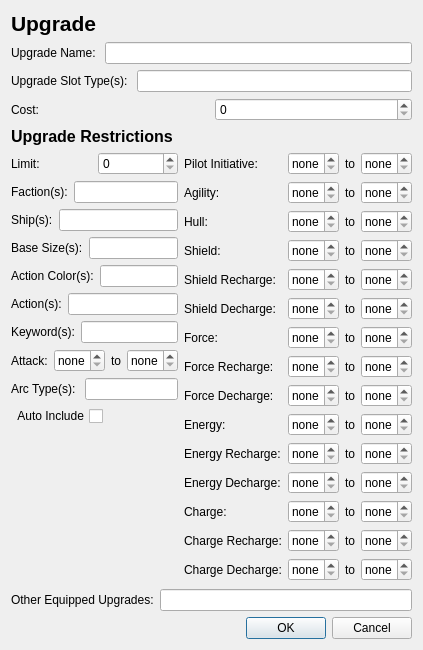
flipperlord/x-wing-squad-builder, file qt_designer/upgrade_form.ui: the form before one commit.
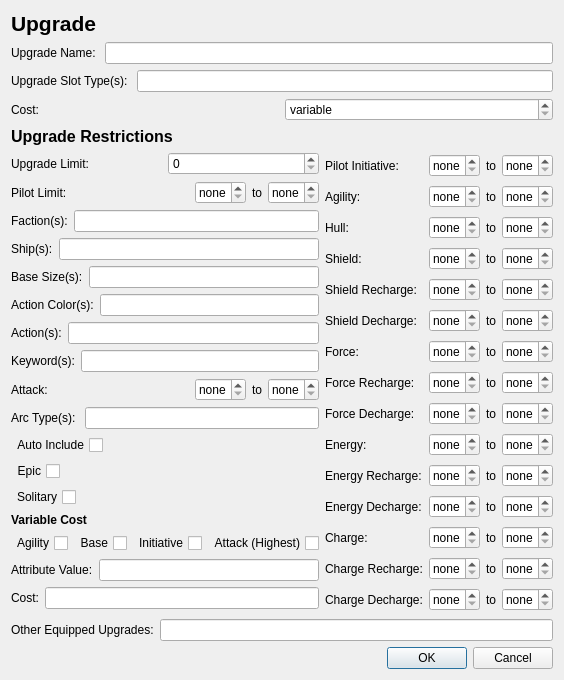
The form after the commit. Icons and pictures are not drawn.

Commit message: equip squad updates and upgrade form updates

Diff of the .ui file:
```diff
--- a/qt_designer/upgrade_form.ui
+++ b/qt_designer/upgrade_form.ui
@@ -6,8 +6,8 @@
    <rect>
     <x>0</x>
     <y>0</y>
-    <width>417</width>
-    <height>650</height>
+    <width>560</width>
+    <height>680</height>
    </rect>
   </property>
   <property name="windowTitle">
@@ -86,9 +86,18 @@
        </item>
        <item>
         <widget class="QSpinBox" name="upgrade_cost_spinbox">
+         <property name="specialValueText">
+          <string>variable</string>
+         </property>
+         <property name="minimum">
+          <number>-1</number>
+         </property>
          <property name="maximum">
           <number>9999</number>
          </property>
+         <property name="value">
+          <number>-1</number>
+         </property>
         </widget>
        </item>
       </layout>
@@ -115,7 +124,7 @@
            <item>
             <widget class="QLabel" name="label_26">
              <property name="text">
-              <string>Limit:</string>
+              <string>Upgrade Limit:</string>
              </property>
             </widget>
            </item>
@@ -124,6 +133,63 @@
            </item>
           </layout>
          </item>
+         <item>
+          <layout class="QHBoxLayout" name="horizontalLayout_36">
+           <item>
+            <widget class="QLabel" name="label_50">
+             <property name="text">
+              <string>Pilot Limit:</string>
+             </property>
+            </widget>
+           </item>
+           <item>
+            <spacer name="horizontalSpacer_7">
+             <property name="orientation">
+              <enum>Qt::Horizontal</enum>
+             </property>
+             <property name="sizeHint" stdset="0">
+              <size>
+               <width>40</width>
+               <height>20</height>
+              </size>
+             </property>
+            </spacer>
+           </item>
+           <item>
+            <widget class="QSpinBox" name="pilot_limit_low_spinbox">
+             <property name="specialValueText">
+              <string>none</string>
+             </property>
+             <property name="minimum">
+              <number>-1</number>
+             </property>
+             <property name="value">
+              <number>-1</number>
+             </property>
+            </widget>
+           </item>
+           <item>
+            <widget class="QLabel" name="label_51">
+             <property name="text">
+              <string>to</string>
+             </property>
+            </widget>
+           </item>
+           <item>
+            <widget class="QSpinBox" name="pilot_limit_high_spinbox">
+             <property name="specialValueText">
+              <string>none</string>
+             </property>
+             <property name="minimum">
+              <number>-1</number>
+             </property>
+             <property name="value">
+              <number>-1</number>
+             </property>
+            </widget>
+           </item>
+          </layout>
+         </item>
          <item>
           <layout class="QHBoxLayout" name="horizontalLayout_4">
            <item>
@@ -358,6 +424,172 @@
            </item>
           </layout>
          </item>
+         <item>
+          <layout class="QHBoxLayout" name="horizontalLayout_31">
+           <item>
+            <widget class="QCheckBox" name="epic_checkbox">
+             <property name="layoutDirection">
+              <enum>Qt::RightToLeft</enum>
+             </property>
+             <property name="text">
+              <string>Epic</string>
+             </property>
+            </widget>
+           </item>
+           <item>
+            <spacer name="horizontalSpacer_4">
+             <property name="orientation">
+              <enum>Qt::Horizontal</enum>
+             </property>
+             <property name="sizeHint" stdset="0">
+              <size>
+               <width>40</width>
+               <height>20</height>
+              </size>
+             </property>
+            </spacer>
+           </item>
+          </layout>
+         </item>
+         <item>
+          <layout class="QHBoxLayout" name="horizontalLayout_35">
+           <item>
+            <widget class="QCheckBox" name="solitary_checkbox">
+             <property name="layoutDirection">
+              <enum>Qt::RightToLeft</enum>
+             </property>
+             <property name="text">
+              <string>Solitary</string>
+             </property>
+            </widget>
+           </item>
+           <item>
+            <spacer name="horizontalSpacer_6">
+             <property name="orientation">
+              <enum>Qt::Horizontal</enum>
+             </property>
+             <property name="sizeHint" stdset="0">
+              <size>
+               <width>40</width>
+               <height>20</height>
+              </size>
+             </property>
+            </spacer>
+           </item>
+          </layout>
+         </item>
+         <item>
+          <widget class="QLabel" name="label_39">
+           <property name="font">
+            <font>
+             <pointsize>9</pointsize>
+             <bold>true</bold>
+            </font>
+           </property>
+           <property name="text">
+            <string>Variable Cost</string>
+           </property>
+          </widget>
+         </item>
+         <item>
+          <layout class="QHBoxLayout" name="horizontalLayout_32">
+           <item>
+            <widget class="QCheckBox" name="variable_agility_checkbox">
+             <property name="layoutDirection">
+              <enum>Qt::RightToLeft</enum>
+             </property>
+             <property name="text">
+              <string>Agility</string>
+             </property>
+            </widget>
+           </item>
+           <item>
+            <widget class="QCheckBox" name="variable_base_checkbox">
+             <property name="layoutDirection">
+              <enum>Qt::RightToLeft</enum>
+             </property>
+             <property name="text">
+              <string>Base</string>
+             </property>
+            </widget>
+           </item>
+           <item>
+            <widget class="QCheckBox" name="variable_initiative_checkbox">
+             <property name="layoutDirection">
+              <enum>Qt::RightToLeft</enum>
+             </property>
+             <property name="text">
+              <string>Initiative</string>
+             </property>
+            </widget>
+           </item>
+           <item>
+            <widget class="QCheckBox" name="variable_attack_checkbox">
+             <property name="layoutDirection">
+              <enum>Qt::RightToLeft</enum>
+             </property>
+             <property name="text">
+              <string>Attack (Highest)</string>
+             </property>
+            </widget>
+           </item>
+           <item>
+            <spacer name="horizontalSpacer_5">
+             <property name="orientation">
+              <enum>Qt::Horizontal</enum>
+             </property>
+             <property name="sizeHint" stdset="0">
+              <size>
+               <width>40</width>
+               <height>20</height>
+              </size>
+             </property>
+            </spacer>
+           </item>
+          </layout>
+         </item>
+         <item>
+          <layout class="QHBoxLayout" name="horizontalLayout_33">
+           <item>
+            <widget class="QLabel" name="label_48">
+             <property name="text">
+              <string>Attribute Value:</string>
+             </property>
+            </widget>
+           </item>
+           <item>
+            <widget class="QLineEdit" name="variable_attribute_line_edit">
+             <property name="text">
+              <string/>
+             </property>
+             <property name="placeholderText">
+              <string/>
+             </property>
+            </widget>
+           </item>
+          </layout>
+         </item>
+         <item>
+          <layout class="QHBoxLayout" name="horizontalLayout_34">
+           <item>
+            <widget class="QLabel" name="label_49">
+             <property name="text">
+              <string>Cost:</string>
+             </property>
+            </widget>
+           </item>
+           <item>
+            <widget class="QLineEdit" name="variable_cost_line_edit">
+             <property name="text">
+              <string/>
+             </property>
+             <property name="placeholderText">
+              <string/>
+             </property>
+            </widget>
+           </item>
+          </layout>
+         </item>
          <item>
           <spacer name="verticalSpacer">
            <property name="orientation">
```
The commit also changes 13 other files.
